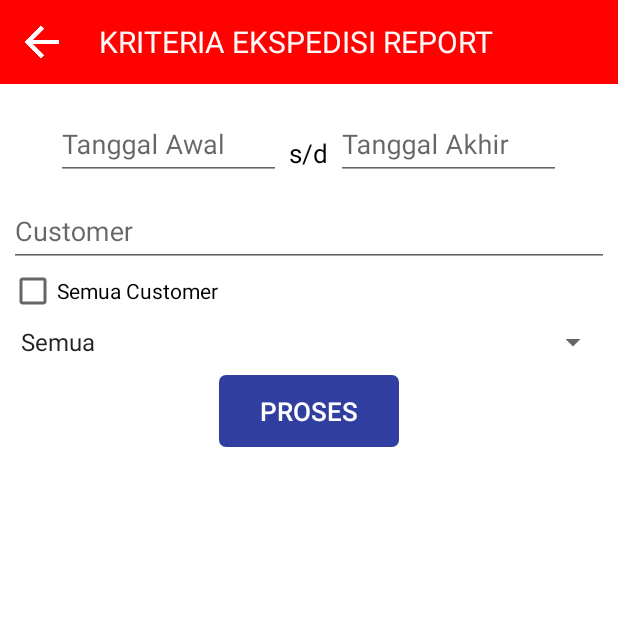
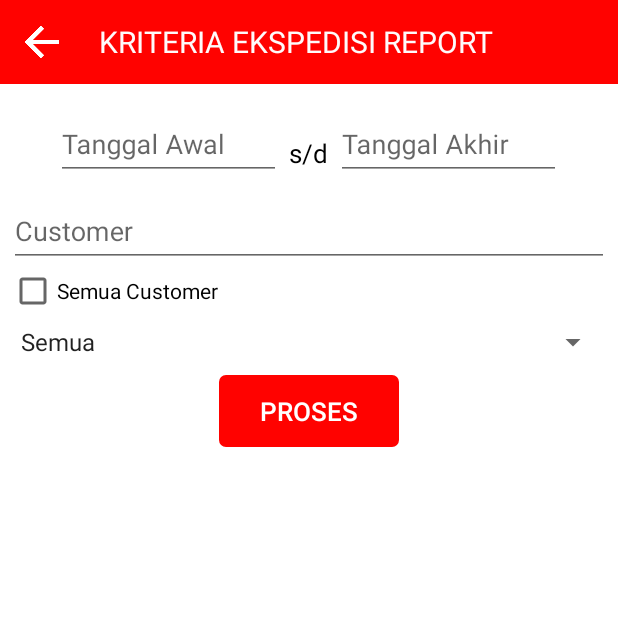
Before and after one commit to christianwisnu/ReportNotificationNew, an Android app: the ReportEkspedisiActivity screen opened directly, with no data from a screen before it, on a phone screen of 412 x 824 dp, the top half of it. Run offline under Robolectric (Android 15) with nearby library versions, the phone set to English and light mode, and no system bars; our stand-ins replace Volley.

Commit message:
ubah warna

```diff
--- a/app/src/main/res/drawable/slctdefaultbutton.xml
+++ b/app/src/main/res/drawable/slctdefaultbutton.xml
@@ -3,10 +3,10 @@
     <item android:state_pressed="true" >
         <shape>
             <solid
-                android:color="@color/colorPrimaryDark" />
+                android:color="@color/request" />
             <stroke
                 android:width="1dp"
-                android:color="@color/colorPrimaryDark" />
+                android:color="@color/request" />
             <corners
                 android:radius="3dp" />
             <padding
@@ -19,12 +19,12 @@
     <item>
         <shape>
             <gradient
-                android:startColor="@color/colorPrimaryDark"
-                android:endColor="@color/colorPrimaryDark"
+                android:startColor="@color/request"
+                android:endColor="@color/request"
                 android:angle="270" />
             <stroke
                 android:width="1dp"
-                android:color="@color/colorPrimaryDark" />
+                android:color="@color/request" />
             <corners
                 android:radius="4dp" />
             <padding
```
